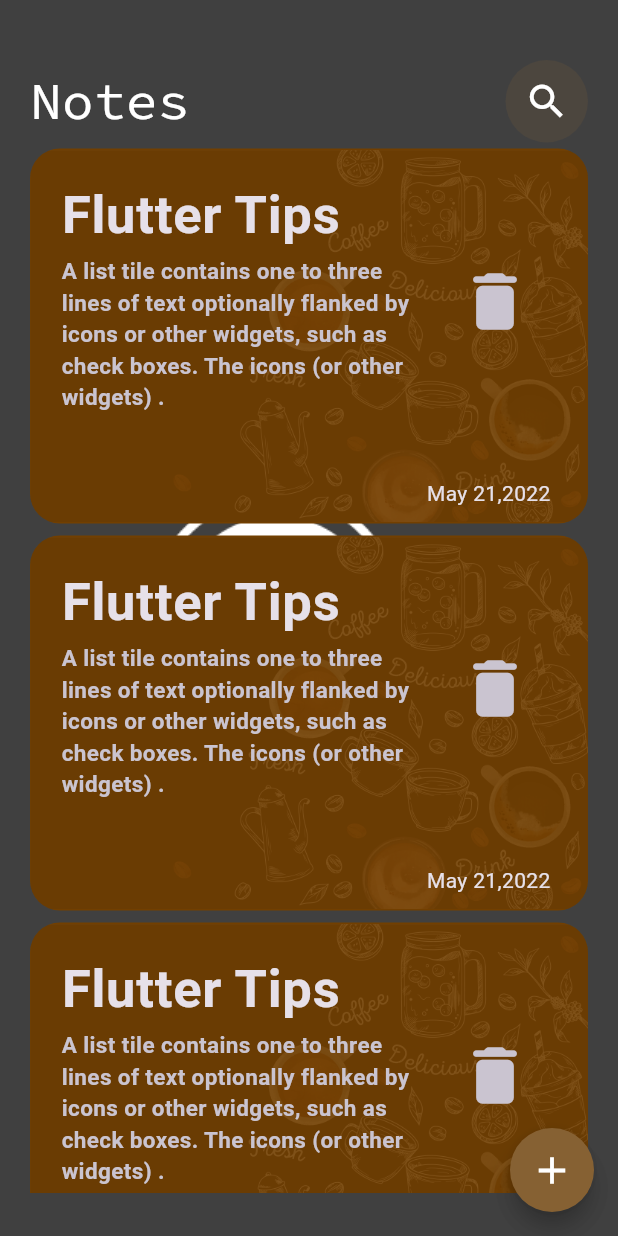
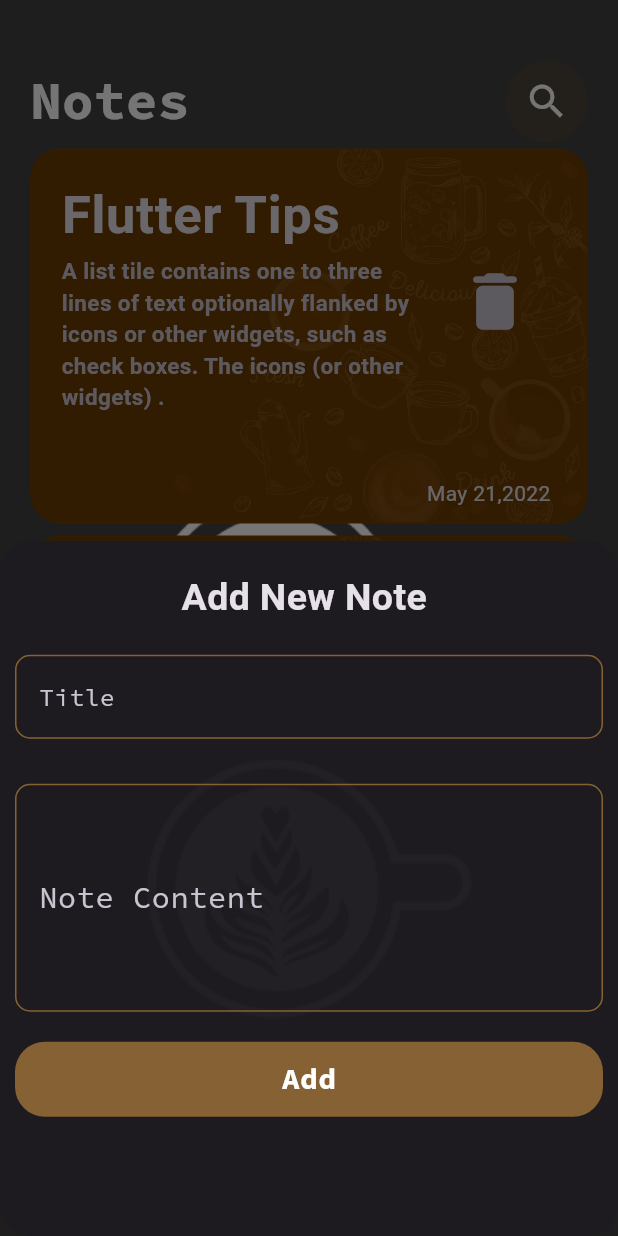
Before and after one commit to AMN-2/NoteApp, a Flutter app: the screen it shows after launch, after a tap on the "add" icon, on a phone screen of 412 x 824 dp. Run offline on Flutter 3.47's test engine with Material 3 defaults, Android fonts, the phone set to English and light mode, and no system bars; our stand-ins replace google_fonts; Roboto replaces fonts that are missing (Dosis).

Commit message:
New Note Widget  & Changing the AppBar

```diff
--- a/lib/views/notes_view.dart
+++ b/lib/views/notes_view.dart
@@ -3,6 +3,7 @@
 import 'package:flutter/material.dart';
 // import 'package:google_fonts/google_fonts.dart';
 import 'package:noteapp/views/widgets/coustem_appbar.dart';
+import 'package:noteapp/views/widgets/new_note.dart';
 import 'package:noteapp/views/widgets/note_Item.dart';
 
 class NotesView extends StatelessWidget {
@@ -10,16 +11,7 @@ class NotesView extends StatelessWidget {
   @override
   Widget build(BuildContext context) {
     return Scaffold(
-      floatingActionButton: FloatingActionButton(
-        shape: CircleBorder(),
-        backgroundColor: Color.fromARGB(255, 134, 97, 51),
-        onPressed: () {},
-        child: Icon(
-          Icons.add,
-          size: 30,
-          color: Color.fromARGB(255, 255, 255, 255),
-        ),
-      ),
+      floatingActionButton: Add_Note(),
       backgroundColor: const Color.fromARGB(221, 35, 35, 35),
       // drawer: Drawer(),
       body: Container(
--- /dev/null
+++ b/lib/views/widgets/ButtomSheetContent.dart
@@ -0,0 +1,112 @@
+import 'package:flutter/material.dart';
+import 'package:google_fonts/google_fonts.dart';
+// import 'package:google_fonts/google_fonts.dart';
+
+class AddNoteButtomSheet extends StatelessWidget {
+  const AddNoteButtomSheet({super.key});
+
+  @override
+  Widget build(BuildContext context) {
+    return Container(
+      margin: const EdgeInsets.all(10),
+      decoration: BoxDecoration(
+        borderRadius: BorderRadius.circular(20),
+        image: const DecorationImage(
+          opacity: 0.02,
+          alignment: Alignment.center,
+          image: AssetImage('images/2.png'),
+        ),
+      ),
+      child: Column(
+        children: [
+          const SizedBox(
+            height: 10,
+          ),
+          Center(
+            child: Text(
+              'Add New Note ',
+              style: GoogleFonts.dosis(
+                fontSize: 25,
+                fontWeight: FontWeight.bold,
+              ),
+            ),
+          ),
+          const SizedBox(
+            height: 20,
+          ),
+          TextField(
+            cursorColor: Colors.white,
+            // autofocus: true,
+            decoration: InputDecoration(
+              enabledBorder: OutlineInputBorder(
+                borderRadius: BorderRadius.circular(10),
+                borderSide: const BorderSide(
+                  color: Color.fromARGB(255, 134, 97, 51),
+                ),
+              ),
+              focusedBorder: OutlineInputBorder(
+                borderRadius: BorderRadius.circular(10),
+                borderSide: const BorderSide(color: Colors.white),
+              ),
+              border: OutlineInputBorder(
+                borderRadius: BorderRadius.circular(10),
+              ),
+              label: const Text('Title'),
+              labelStyle: GoogleFonts.sourceCodePro(),
+            ),
+          ),
+          const SizedBox(
+            height: 30,
+          ),
+          TextField(
+            maxLines: 5,
+            cursorColor: Colors.white,
+            // autofocus: true,
+            decoration: InputDecoration(
+              enabledBorder: OutlineInputBorder(
+                borderRadius: BorderRadius.circular(10),
+                borderSide: const BorderSide(
+                  color: Color.fromARGB(255, 134, 97, 51),
+                ),
+              ),
+              focusedBorder: OutlineInputBorder(
+                borderRadius: BorderRadius.circular(10),
+                borderSide: const BorderSide(color: Colors.white),
+              ),
+              border: OutlineInputBorder(
+                borderRadius: BorderRadius.circular(10),
+              ),
+              label: const Text('Note Content'),
+              labelStyle: GoogleFonts.sourceCodePro(
+                fontSize: 20,
+              ),
+            ),
+          ),
+          const SizedBox(
+            height: 20,
+          ),
+          Container(
+            decoration: BoxDecoration(
+              borderRadius: BorderRadius.circular(20),
+              color: const Color.fromARGB(255, 134, 97, 51),
+            ),
+            height: 50,
+            width: double.infinity,
+            child: MaterialButton(
+              onPressed: () {},
+              child: Center(
+                child: Text(
+                  'Add',
+                  style: GoogleFonts.sourceCodePro(
+                    fontSize: 20,
+                    fontWeight: FontWeight.bold,
+                  ),
+                ),
+              ),
+            ),
+          ),
+        ],
+      ),
+    );
+  }
+}
--- a/lib/views/widgets/coustem_appbar.dart
+++ b/lib/views/widgets/coustem_appbar.dart
@@ -15,7 +15,7 @@ class CoustemAppbar extends StatelessWidget {
               'Notes',
               style: GoogleFonts.sourceCodePro(
                 fontSize: 35,
-                fontWeight: FontWeight.normal,
+                fontWeight: FontWeight.bold,
                 color: Colors.white,
               ),
             ),
--- /dev/null
+++ b/lib/views/widgets/new_note.dart
@@ -0,0 +1,29 @@
+import 'package:flutter/material.dart';
+import 'package:noteapp/views/widgets/ButtomSheetContent.dart';
+// import 'package:noteapp/views/widgets/ButtomSheetContent.dart';
+
+class Add_Note extends StatelessWidget {
+  const Add_Note({super.key});
+
+  @override
+  Widget build(BuildContext context) {
+    return FloatingActionButton(
+      shape: const CircleBorder(),
+      backgroundColor: const Color.fromARGB(255, 134, 97, 51),
+      onPressed: () {
+        showModalBottomSheet<void>(
+          shape: RoundedRectangleBorder(borderRadius: BorderRadius.circular(20)),
+          context: context,
+          builder: (BuildContext context) {
+            return const AddNoteButtomSheet();
+          },
+        );
+      },
+      child: const Icon(
+        Icons.add,
+        size: 30,
+        color: Color.fromARGB(255, 255, 255, 255),
+      ),
+    );
+  }
+}
--- a/lib/views/widgets/note_Item.dart
+++ b/lib/views/widgets/note_Item.dart
@@ -14,7 +14,10 @@ class NoteItem extends StatelessWidget {
       height: 250,
       width: double.infinity,
       decoration: BoxDecoration(
-        image: DecorationImage(image: AssetImage('images/1.jpg') , opacity: 0.1),
+        image: DecorationImage(
+          image: AssetImage('images/1.jpg'),
+          opacity: 0.1,
+        ),
         color: mainColor,
         borderRadius: BorderRadius.circular(20),
       ),
```
